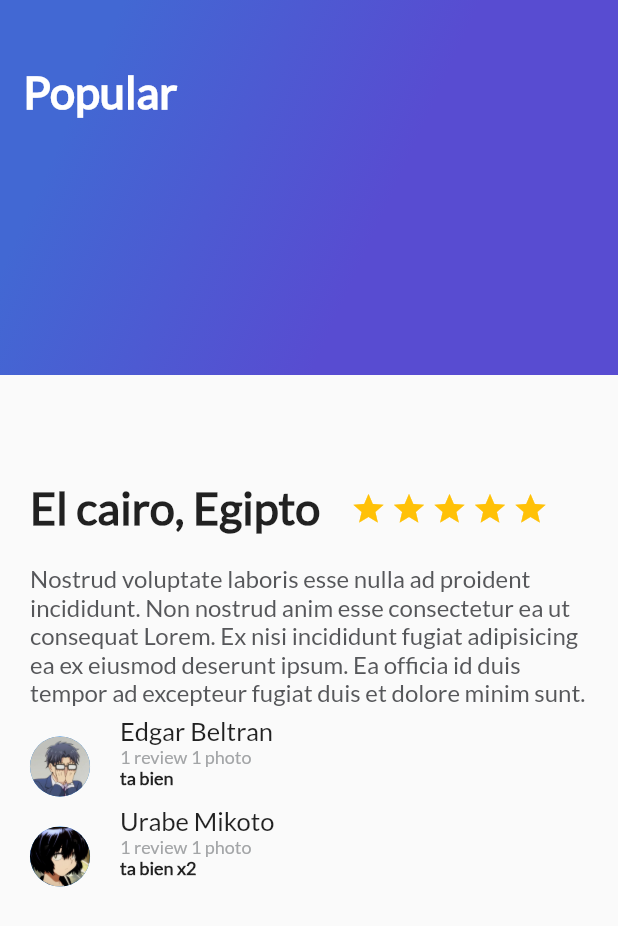
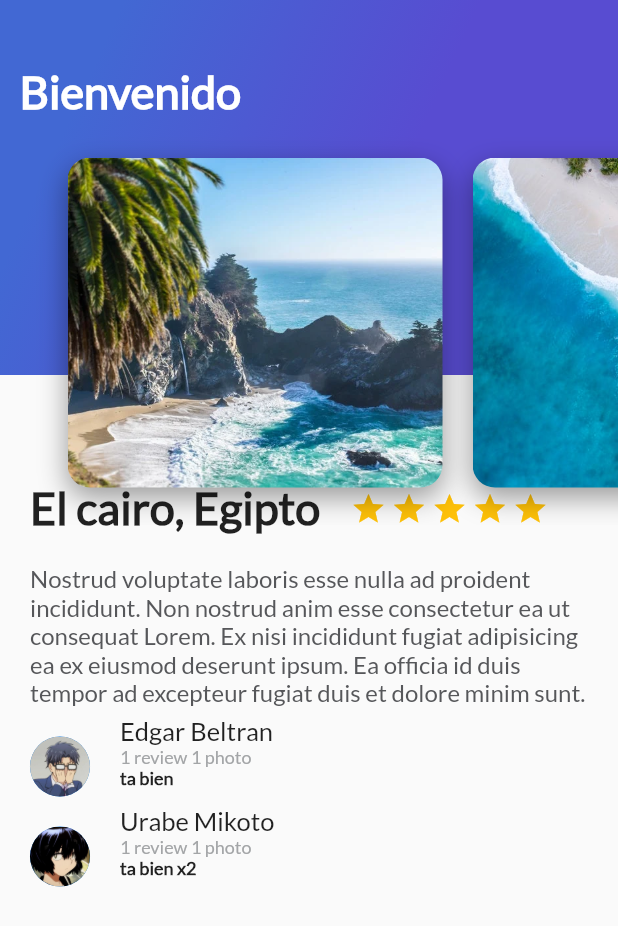
Before and after one commit to e1230/platzi-travels, a Flutter app: the screen it shows after launch, on a phone screen of 412 x 824 dp. Shown: the top 926 px of the screen. Run offline on Flutter 3.47's test engine with Material 2 defaults, Android fonts, the phone set to English and light mode, and no system bars.

Commit message:
ListView imagenes horizontal

```diff
--- a/lib/main.dart
+++ b/lib/main.dart
@@ -2,6 +2,7 @@ import 'package:flutter/material.dart';
 import 'package:flutter/services.dart';
 import 'package:flutter_platzi_travels/src/description_place.dart';
 import 'package:flutter_platzi_travels/src/gradient_back.dart';
+import 'package:flutter_platzi_travels/src/header_appbar.dart';
 import 'package:flutter_platzi_travels/src/reviewList.dart';
 
 void main() => runApp(const MyApp());
@@ -33,7 +34,7 @@ class MyApp extends StatelessWidget {
                 ReviewList()
               ],
             ),
-            GradientBack("Popular")
+            HeaderAppbar()
           ],
         ),
       ),
--- /dev/null
+++ b/lib/src/card_image_list.dart
@@ -0,0 +1,35 @@
+import 'package:flutter/material.dart';
+import 'package:flutter_platzi_travels/src/card_image.dart';
+
+class CardImageList extends StatelessWidget {
+  @override
+  Widget build(BuildContext context) {
+    return Container(
+      height: 350,
+      child: ListView(
+        padding: const EdgeInsets.all(25),
+        scrollDirection: Axis.horizontal,
+        children: const [
+          CardImage(
+            pathImage: "assets/imgs/beach_palm.webp",
+          ),
+          CardImage(
+            pathImage: "assets/imgs/beach.jpeg",
+          ),
+          CardImage(
+            pathImage: "assets/imgs/mountain_stars.jpeg",
+          ),
+          CardImage(
+            pathImage: "assets/imgs/mountain.jpeg",
+          ),
+          CardImage(
+            pathImage: "assets/imgs/river.webp",
+          ),
+          CardImage(
+            pathImage: "assets/imgs/sunset.jpeg",
+          ),
+        ],
+      ),
+    );
+  }
+}
--- /dev/null
+++ b/lib/src/header_appbar.dart
@@ -0,0 +1,15 @@
+import 'package:flutter/material.dart';
+import 'package:flutter_platzi_travels/src/card_image_list.dart';
+import 'package:flutter_platzi_travels/src/gradient_back.dart';
+
+class HeaderAppbar extends StatelessWidget {
+  @override
+  Widget build(BuildContext context) {
+    return Stack(
+      children: [
+        GradientBack("Bienvenido"),
+        CardImageList(),
+      ],
+    );
+  }
+}
```
